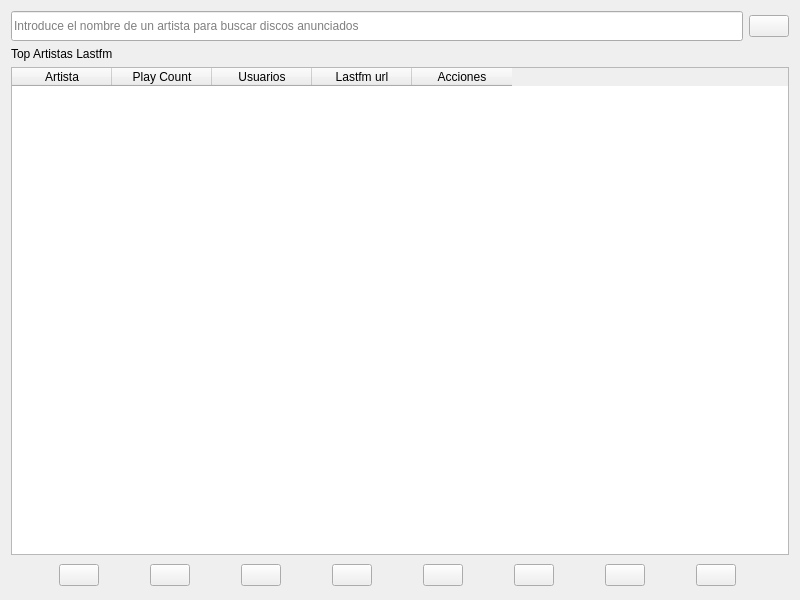
This is ui/muspy_releases_module.ui in volteret4/mfuz as Qt 5 draws it before an edit. The edited form follows.
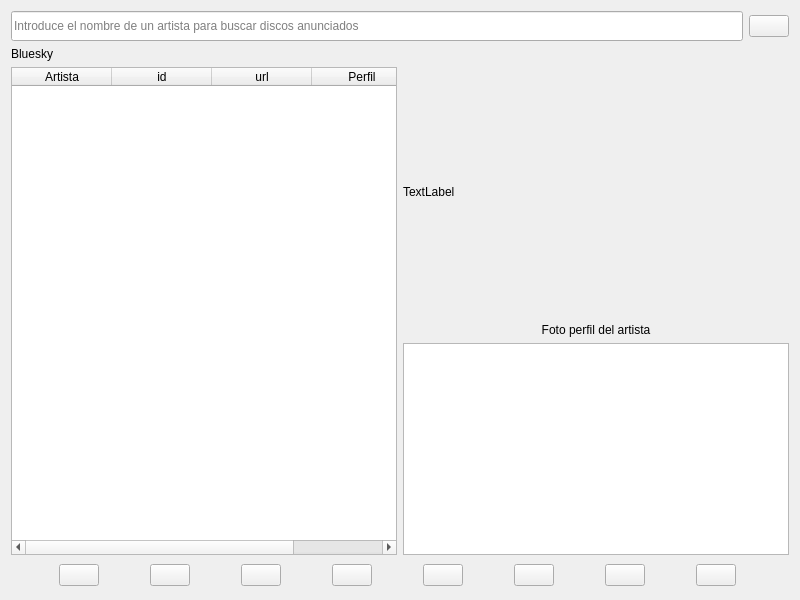
This is the edited form. The open tabs and pages were chosen to show the change. Icons and pictures are not drawn.

Commit message: db,creado scraper discogs para redes sociales. conciertos, actualizada ui

The edit to the form file:
```diff
--- a/ui/muspy_releases_module.ui
+++ b/ui/muspy_releases_module.ui
@@ -186,6 +186,185 @@
        </item>
       </layout>
      </widget>
+     <widget class="QWidget" name="bluesky_page">
+      <layout class="QVBoxLayout" name="verticalLayout_14">
+       <property name="leftMargin">
+        <number>0</number>
+       </property>
+       <property name="topMargin">
+        <number>0</number>
+       </property>
+       <property name="rightMargin">
+        <number>0</number>
+       </property>
+       <property name="bottomMargin">
+        <number>0</number>
+       </property>
+       <item>
+        <widget class="QWidget" name="widget" native="true">
+         <layout class="QVBoxLayout" name="verticalLayout_15">
+          <property name="leftMargin">
+           <number>0</number>
+          </property>
+          <property name="topMargin">
+           <number>0</number>
+          </property>
+          <property name="rightMargin">
+           <number>0</number>
+          </property>
+          <property name="bottomMargin">
+           <number>0</number>
+          </property>
+          <item>
+           <widget class="QLabel" name="bluesky_count_label">
+            <property name="sizePolicy">
+             <sizepolicy hsizetype="Preferred" vsizetype="Fixed">
+              <horstretch>0</horstretch>
+              <verstretch>0</verstretch>
+             </sizepolicy>
+            </property>
+            <property name="text">
+             <string>Bluesky</string>
+            </property>
+           </widget>
+          </item>
+          <item>
+           <widget class="QWidget" name="widget_3" native="true">
+            <layout class="QHBoxLayout" name="horizontalLayout">
+             <property name="leftMargin">
+              <number>0</number>
+             </property>
+             <property name="topMargin">
+              <number>0</number>
+             </property>
+             <property name="rightMargin">
+              <number>0</number>
+             </property>
+             <property name="bottomMargin">
+              <number>0</number>
+             </property>
+             <item>
+              <widget class="QTableWidget" name="bluesky_artists_table">
+               <column>
+                <property name="text">
+                 <string>Artista</string>
+                </property>
+                <property name="icon">
+                 <iconset resource="../images.qrc">
+                  <normaloff>:/services/bluesky</normaloff>:/services/bluesky</iconset>
+                </property>
+               </column>
+               <column>
+                <property name="text">
+                 <string>id</string>
+                </property>
+               </column>
+               <column>
+                <property name="text">
+                 <string>url</string>
+                </property>
+               </column>
+               <column>
+                <property name="text">
+                 <string>Perfil</string>
+                </property>
+               </column>
+              </widget>
+             </item>
+             <item>
+              <widget class="QWidget" name="bluesky_selected_artist_panel" native="true">
+               <layout class="QVBoxLayout" name="verticalLayout_16">
+                <property name="leftMargin">
+                 <number>0</number>
+                </property>
+                <property name="topMargin">
+                 <number>0</number>
+                </property>
+                <property name="rightMargin">
+                 <number>0</number>
+                </property>
+                <property name="bottomMargin">
+                 <number>0</number>
+                </property>
+                <item>
+                 <widget class="QWidget" name="widget_5" native="true">
+                  <layout class="QVBoxLayout" name="verticalLayout_17">
+                   <property name="leftMargin">
+                    <number>0</number>
+                   </property>
+                   <property name="topMargin">
+                    <number>0</number>
+                   </property>
+                   <property name="rightMargin">
+                    <number>0</number>
+                   </property>
+                   <property name="bottomMargin">
+                    <number>0</number>
+                   </property>
+                   <item>
+                    <widget class="QWidget" name="widget_4" native="true">
+                     <property name="minimumSize">
+                      <size>
+                       <width>250</width>
+                       <height>250</height>
+                      </size>
+                     </property>
+                     <layout class="QVBoxLayout" name="verticalLayout_18">
+                      <property name="leftMargin">
+                       <number>0</number>
+                      </property>
+                      <property name="topMargin">
+                       <number>0</number>
+                      </property>
+                      <property name="rightMargin">
+                       <number>0</number>
+                      </property>
+                      <property name="bottomMargin">
+                       <number>0</number>
+                      </property>
+                      <item>
+                       <widget class="QLabel" name="bluesky_selected_artist_foto">
+                        <property name="sizePolicy">
+                         <sizepolicy hsizetype="Expanding" vsizetype="Expanding">
+                          <horstretch>0</horstretch>
+                          <verstretch>0</verstretch>
+                         </sizepolicy>
+                        </property>
+                        <property name="text">
+                         <string>TextLabel</string>
+                        </property>
+                       </widget>
+                      </item>
+                     </layout>
+                    </widget>
+                   </item>
+                   <item>
+                    <widget class="QLabel" name="bluesky_selected_artist_label">
+                     <property name="text">
+                      <string>Foto perfil del artista</string>
+                     </property>
+                     <property name="alignment">
+                      <set>Qt::AlignmentFlag::AlignCenter</set>
+                     </property>
+                    </widget>
+                   </item>
+                  </layout>
+                 </widget>
+                </item>
+                <item>
+                 <widget class="QTextEdit" name="bluesky_selected_artist_mensajes"/>
+                </item>
+               </layout>
+              </widget>
+             </item>
+            </layout>
+           </widget>
+          </item>
+         </layout>
+        </widget>
+       </item>
+      </layout>
+     </widget>
      <widget class="QWidget" name="musicbrainz_collection_page">
       <layout class="QVBoxLayout" name="verticalLayout_7">
        <property name="leftMargin">
```
Left out of the diff: 15 changed lines with no effect on the pictures. The commit also changes 6 other files.
